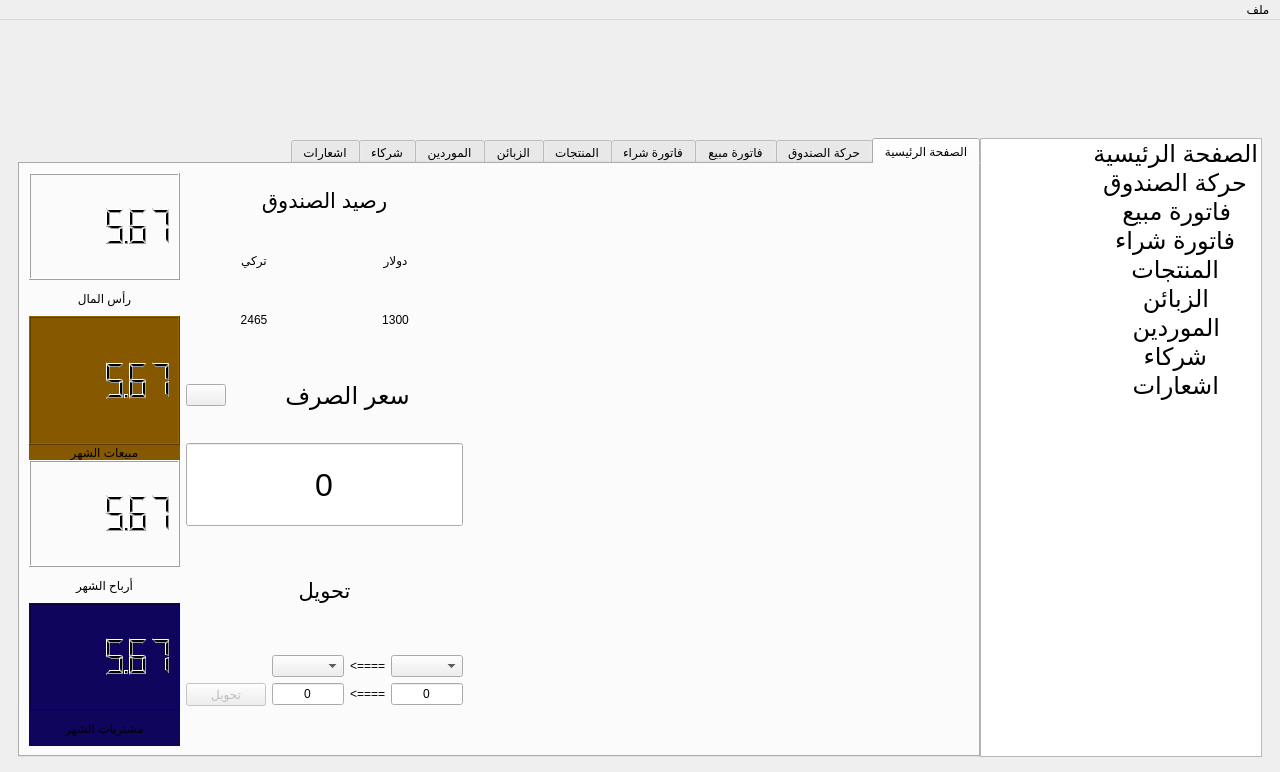
Above: j_shop.ui from sameraga/Al_Jamal_Shop before the change. Below: the same form after it.
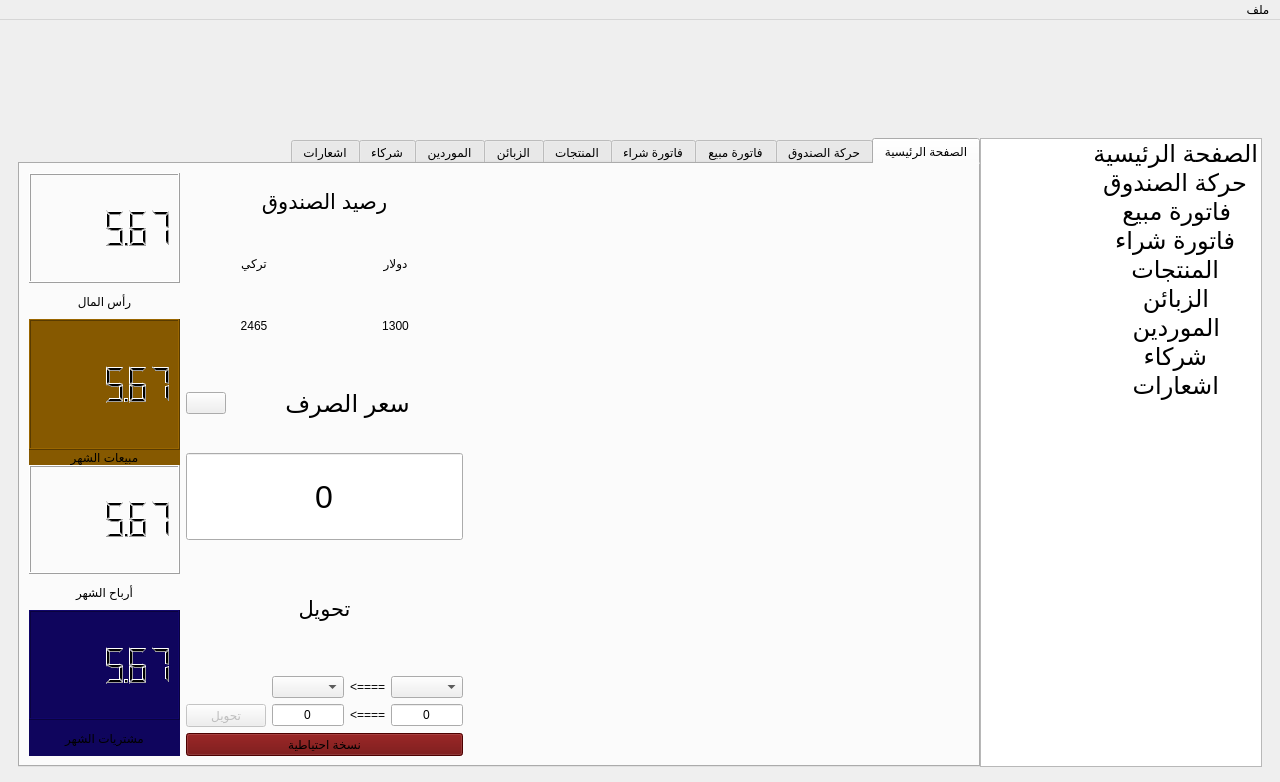
That is the form after the change. Icons and pictures are not drawn.

```diff
--- a/j_shop.ui
+++ b/j_shop.ui
@@ -7,7 +7,7 @@
     <x>0</x>
     <y>0</y>
     <width>1280</width>
-    <height>772</height>
+    <height>782</height>
    </rect>
   </property>
   <property name="windowTitle">
@@ -555,6 +555,12 @@
                   </item>
                   <item row="0" column="0" colspan="4">
                    <widget class="QLabel" name="label_63">
+                    <property name="sizePolicy">
+                     <sizepolicy hsizetype="Expanding" vsizetype="Preferred">
+                      <horstretch>0</horstretch>
+                      <verstretch>0</verstretch>
+                     </sizepolicy>
+                    </property>
                     <property name="font">
                      <font>
                       <pointsize>16</pointsize>
@@ -620,17 +626,14 @@
                  </layout>
                 </item>
                 <item>
-                 <spacer name="verticalSpacer_5">
-                  <property name="orientation">
-                   <enum>Qt::Vertical</enum>
+                 <widget class="QPushButton" name="btn_back_up">
+                  <property name="styleSheet">
+                   <string notr="true">background-color: rgb(106, 0, 0);</string>
                   </property>
-                  <property name="sizeHint" stdset="0">
-                   <size>
-                    <width>20</width>
-                    <height>40</height>
-                   </size>
+                  <property name="text">
+                   <string>نسخة احتياطية</string>
                   </property>
-                 </spacer>
+                 </widget>
                 </item>
                </layout>
               </item>
```
Left out of the diff: 2 changed lines with no effect on the pictures.
